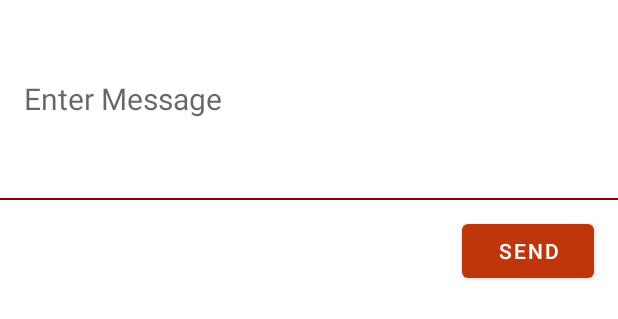
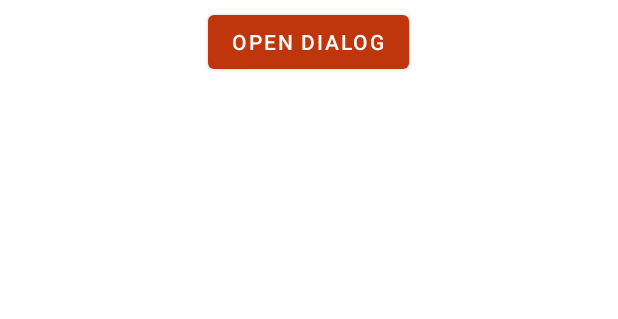
Before and after one commit to mmhss/sstrong-counselor, an Android app: the layout filter_new_message.xml on its own in the app's theme, with its tools: preview values and no code run, on a phone screen of 412 x 824 dp. Shown: the top 319 px of the screen. Run offline under Robolectric (Android 15) with nearby library versions, the phone set to English and light mode, and no system bars.

Commit message:
messages rework finished

```diff
--- a/app/src/main/java/com/hsd/avh/standstrong/data/messages/ApiMessage.kt
+++ b/app/src/main/java/com/hsd/avh/standstrong/data/messages/ApiMessage.kt
@@ -24,6 +24,9 @@ class ApiMessage {
     @SerializedName("mother")
     @Expose
     var mother: Mother? = null
+    @SerializedName("status")
+    @Expose
+    var status: String? = null
 
     /**
      * No args constructor for use in serialization
--- a/app/src/main/java/com/hsd/avh/standstrong/fragments/PeopleDetailFragment.kt
+++ b/app/src/main/java/com/hsd/avh/standstrong/fragments/PeopleDetailFragment.kt
@@ -40,6 +40,7 @@ class PeopleDetailFragment : BaseFragment() {
             savedInstanceState: Bundle?
     ): View? {
         val personId = PeopleDetailFragmentArgs.fromBundle(arguments).personId
+        val motherId = PeopleDetailFragmentArgs.fromBundle(arguments).motherId
         binding = FragmentPeopleDetailsBinding.inflate(inflater, container, false)
         val context = context ?: return binding.root
         val factory = InjectorUtils.providePersonDetailViewModelFactory(requireActivity(), personId)
@@ -68,7 +69,7 @@ class PeopleDetailFragment : BaseFragment() {
 
         val fab =  binding.fab3
         fab.setOnClickListener{
-            val dialogFrag = FilterPersonFabFragment.newInstance(personId)
+            val dialogFrag = FilterPersonFabFragment.newInstance(personId, motherId)
             dialogFrag.setParentFab(fab)
             dialogFrag.show(fragmentManager, dialogFrag.tag)
 
--- /dev/null
+++ b/app/src/main/java/com/hsd/avh/standstrong/interfaces/MessagesInterface.kt
@@ -0,0 +1,6 @@
+package com.hsd.avh.standstrong.interfaces
+
+interface MessagesInterface {
+
+    fun showMessages(motherId: Int)
+}
--- a/app/src/main/java/com/hsd/avh/standstrong/utilities/SSUtils.kt
+++ b/app/src/main/java/com/hsd/avh/standstrong/utilities/SSUtils.kt
@@ -506,8 +506,6 @@ class SSUtils {
 
             var ssId = database.personDao().getPersonByMotherIdSync(motherId)?.ssId
 
-            Log.d(TAG, "ssid $ssId")
-
             if (ssId.isNullOrEmpty()) {
 
                 ssId = getSsId(motherId)
@@ -544,6 +542,8 @@ class SSUtils {
         @JvmStatic fun uploadMessage(message : ApiMessage) {
 
             var endpoints: ApiEndpoints? = ApiService.service
+
+            message.status = "PENDING"
 
             doAsync {
                 endpoints?.sendMessageToServer(message)?.enqueue(object : Callback<Message> {
--- a/app/src/main/java/com/hsd/avh/standstrong/viewmodels/MessageViewModel.kt
+++ b/app/src/main/java/com/hsd/avh/standstrong/viewmodels/MessageViewModel.kt
@@ -60,7 +60,7 @@ class MessageViewModel internal constructor(
                         Date())
 
                 val id = database.messageDao().insertMessage(m)
-                database.postDao().updateCommentCount(postId)
+//                database.postDao().updateCommentCount(postId)
 
                 Log.d(TAG, "message added locally $id")
 
--- a/app/src/main/res/layout/filter_new_message.xml
+++ b/app/src/main/res/layout/filter_new_message.xml
@@ -3,33 +3,12 @@
     android:orientation="vertical" android:layout_width="match_parent"
     android:layout_height="match_parent">
 
-
-    <EditText
-        android:id="@+id/messageText"
-        android:backgroundTint="@android:color/white"
-        android:background="@android:color/white"
-        android:layout_margin="16dp"
-        android:layout_width="match_parent"
-        android:layout_height="wrap_content"
-        android:hint="@string/enter_message"
-        android:inputType="textCapSentences|textMultiLine"
-        android:maxLength="1000"
-        android:maxLines="3"
-        android:minHeight="100dp"
-        android:textSize="20sp"
-        android:lines="2"/>
-    <View
-        android:layout_width="match_parent"
-        android:layout_height="1dp"
-        android:background="@color/colorPrimaryDark" />
-
     <Button
         android:id="@+id/sendNewMessageBtn"
         android:layout_width="wrap_content"
         android:layout_height="wrap_content"
-        android:layout_gravity="center_horizontal|end"
-        android:layout_marginTop="10dp"
-        android:layout_marginRight="16dp"
-        android:text="@string/send" />
+        android:layout_gravity="center"
+        android:layout_margin="4dp"
+        android:text="@string/open_dialog" />
 
 </LinearLayout>
--- a/app/src/main/res/navigation/sstrong_nav.xml
+++ b/app/src/main/res/navigation/sstrong_nav.xml
@@ -81,6 +81,9 @@
         <argument
             android:name="personId"
             app:argType="string" />
+        <argument
+            android:name="motherId"
+            app:argType="integer" />
         <action
             android:id="@+id/action_post_list_to_awards"
             app:destination="@id/tab_awards"
--- a/app/src/main/res/values/strings.xml
+++ b/app/src/main/res/values/strings.xml
@@ -83,5 +83,6 @@
     <string name="password">Password</string>
     <string name="login_failed">Login failed</string>
     <string name="login_success">Login success</string>
+    <string name="open_dialog">Open dialog</string>
 
 </resources>
```
Also changed, not shown: app/src/main/java/com/hsd/avh/standstrong/MainActivity.kt (+11 -1 lines), app/src/main/java/com/hsd/avh/standstrong/adapters/PeopleAdapter.kt (+5 -5 lines), app/src/main/java/com/hsd/avh/standstrong/fragments/FilterPersonFabFragment.java (+19 -8 lines), app/src/main/java/com/hsd/avh/standstrong/fragments/MessageFragment.kt (+5 -2 lines).
